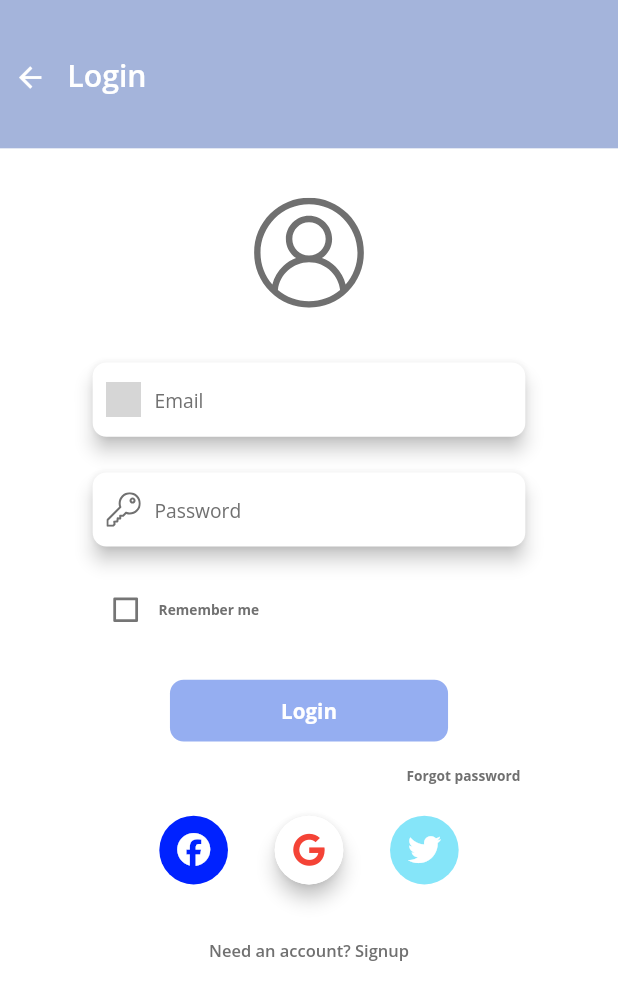
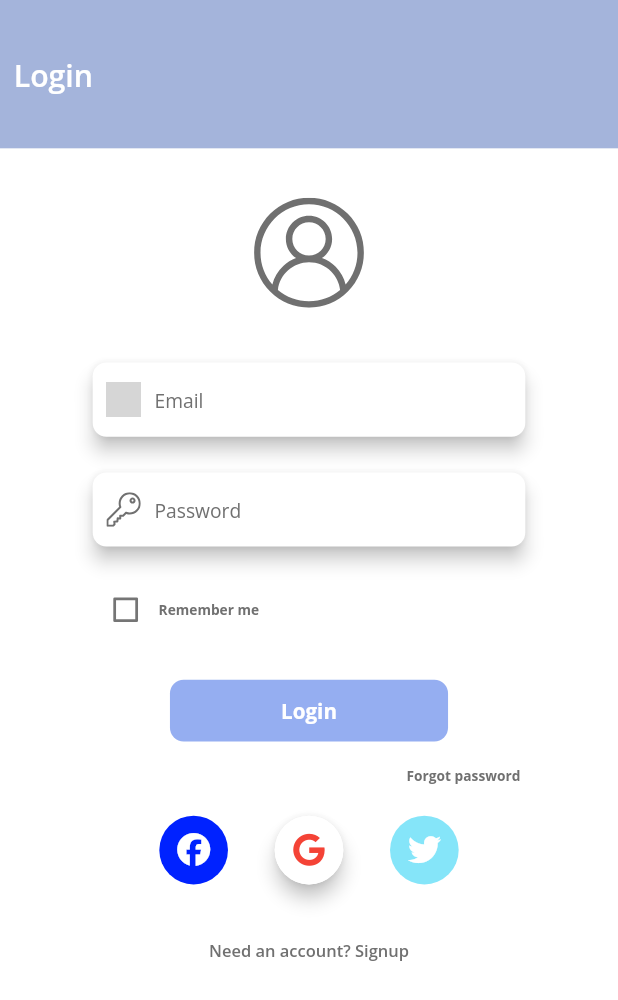
Before and after one commit to qamaruddin-dev/medicine-app, a Flutter app: the screen it shows after launch, on a phone screen of 412 x 824 dp. Shown: the top 1000 px of the screen. Run offline on Flutter 3.47's test engine with Material 2 defaults, Android fonts, the phone set to English and light mode, and no system bars; our stand-ins replace flutter_svg, font_awesome_flutter, get, google_fonts, otp_text_field, responsive_framework; grey boxes are pictures that could not be loaded.

Commit message:
flow updated

```diff
--- a/medicine/lib/screens/login_screen/view/login_page.dart
+++ b/medicine/lib/screens/login_screen/view/login_page.dart
@@ -41,16 +41,16 @@ class _LoginPageState extends State<LoginPage> {
                     const SizedBox(
                       width: 10,
                     ),
-                    const Padding(
-                      padding: EdgeInsets.only(top: 5),
-                      child: Icon(
-                        Icons.arrow_back_sharp,
-                        color: Colors.white,
-                      ),
-                    ),
-                    const SizedBox(
-                      width: 15,
-                    ),
+                    // const Padding(
+                    //   padding: EdgeInsets.only(top: 5),
+                    //   child: Icon(
+                    //     Icons.arrow_back_sharp,
+                    //     color: Colors.white,
+                    //   ),
+                    // ),
+                    // const SizedBox(
+                    //   width: 15,
+                    // ),
                     Text(
                       'Login',
                       style: GoogleFonts.openSans(
```
Also changed, not shown: medicine/lib/screens/add_medication/view/addMedication_page.dart (+1 -7 lines), medicine/lib/screens/medication_strength/view/medicationStrength_page.dart (+8 -3 lines), medicine/lib/screens/signup_screen/view/signup_page.dart (+9 -4 lines), medicine/lib/screens/why_medication/view/whyMedication_page.dart (+9 -4 lines).
